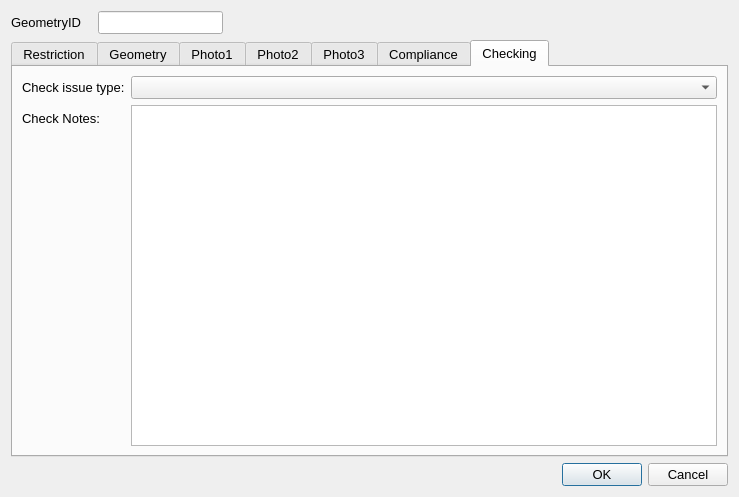
This is ui/AccessRestrictions.ui in tlh22/demandForm as Qt 5 draws it before an edit. The edited form follows.
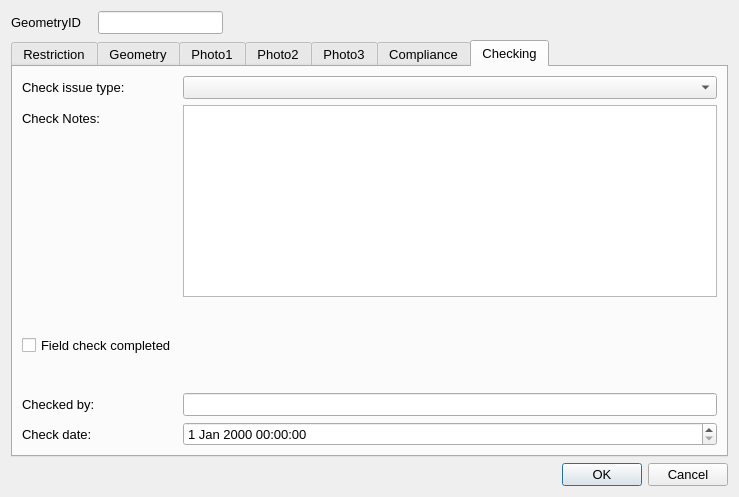
This is the edited form. The open tabs and pages were chosen to show the change. Icons and pictures are not drawn.

The edit to the form file:
```diff
--- a/ui/AccessRestrictions.ui
+++ b/ui/AccessRestrictions.ui
@@ -565,6 +565,59 @@
        <item row="0" column="1">
         <widget class="QComboBox" name="MHTC_CheckIssueTypeID"/>
        </item>
+       <item row="2" column="0">
+        <spacer name="verticalSpacer_2">
+         <property name="orientation">
+          <enum>Qt::Vertical</enum>
+         </property>
+         <property name="sizeHint" stdset="0">
+          <size>
+           <width>20</width>
+           <height>20</height>
+          </size>
+         </property>
+        </spacer>
+       </item>
+       <item row="3" column="0">
+        <widget class="QCheckBox" name="FieldCheckCompleted">
+         <property name="text">
+          <string>Field check completed</string>
+         </property>
+        </widget>
+       </item>
+       <item row="11" column="1">
+        <widget class="QDateTimeEdit" name="Last_MHTC_Check_UpdateDateTime"/>
+       </item>
+       <item row="4" column="0">
+        <spacer name="verticalSpacer_3">
+         <property name="orientation">
+          <enum>Qt::Vertical</enum>
+         </property>
+         <property name="sizeHint" stdset="0">
+          <size>
+           <width>20</width>
+           <height>10</height>
+          </size>
+         </property>
+        </spacer>
+       </item>
+       <item row="9" column="1">
+        <widget class="QLineEdit" name="Last_MHTC_Check_UpdatePerson"/>
+       </item>
+       <item row="11" column="0">
+        <widget class="QLabel" name="label_15">
+         <property name="text">
+          <string>Check date:</string>
+         </property>
+        </widget>
+       </item>
+       <item row="9" column="0">
+        <widget class="QLabel" name="label_16">
+         <property name="text">
+          <string>Checked by:</string>
+         </property>
+        </widget>
+       </item>
       </layout>
      </widget>
     </widget>
```
